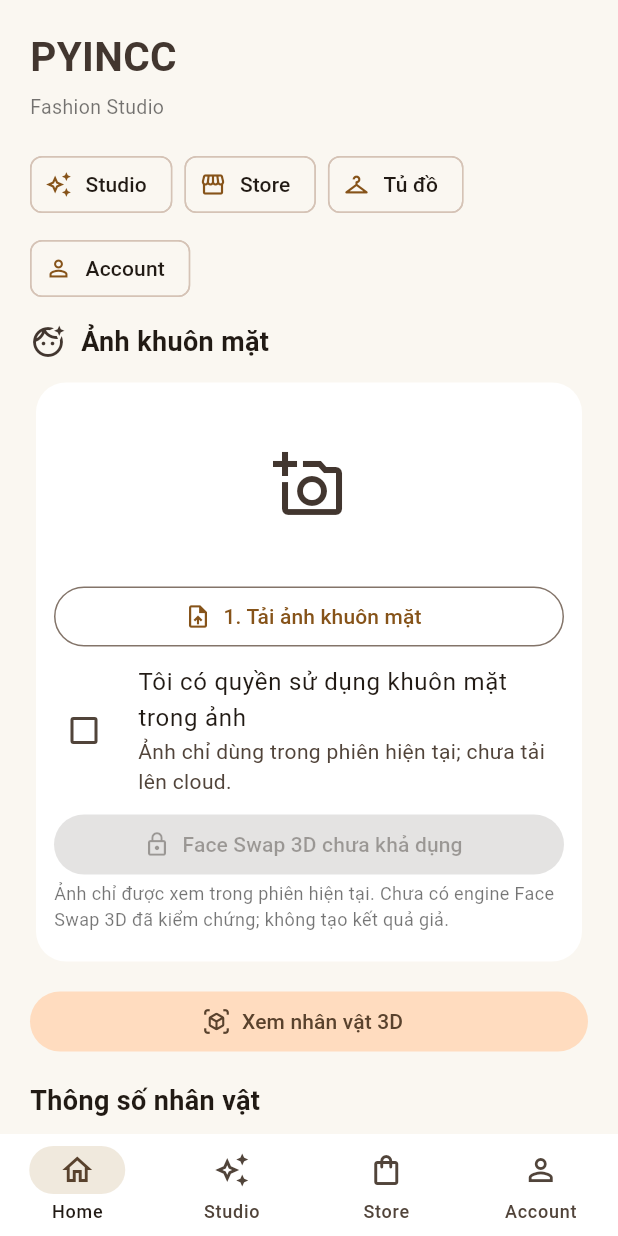
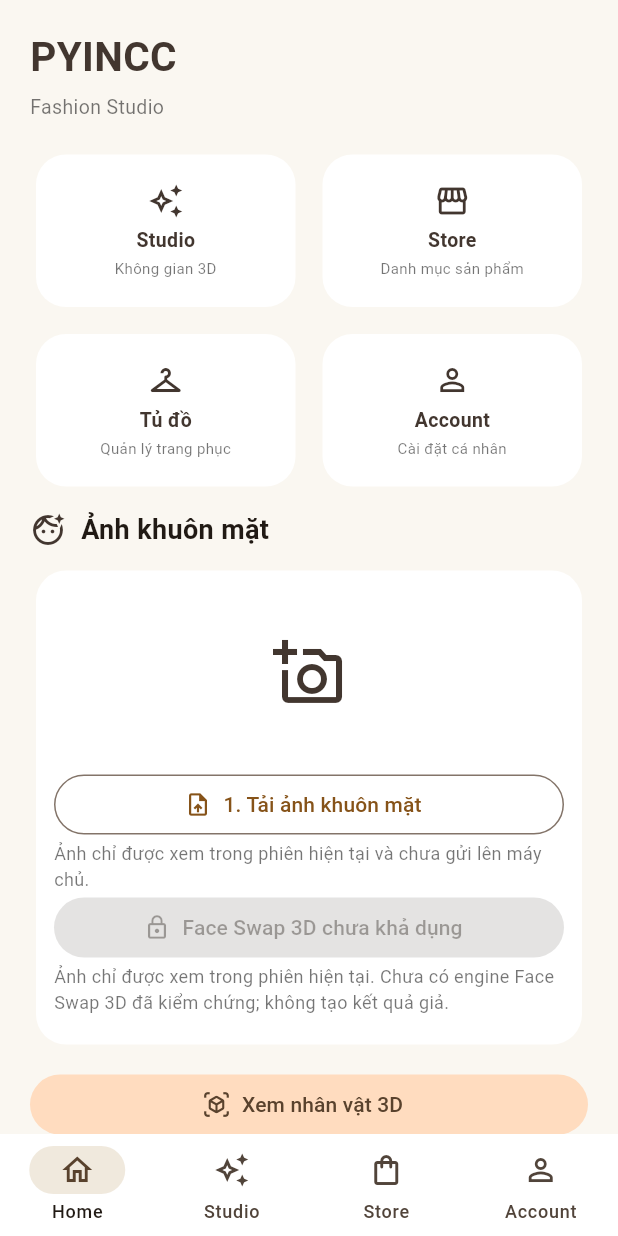
Before and after one commit to chiendollar0/PYINCC-FASHONAI, a Flutter app: the HomeShell screen opened directly, on a phone screen of 412 x 824 dp. Run offline on Flutter 3.47's test engine with Material 3 defaults, Android fonts, the light colour scheme and no system bars; our stand-ins replace firebase_auth, firebase_core, image_picker, share_plus; missing offline and left inert: model_viewer_plus; accounts and stored records are empty.

Commit message:
feat(android): refine Home layout and stabilize 3D viewer controls

```diff
--- a/lib/main.dart
+++ b/lib/main.dart
@@ -82,8 +82,14 @@
             alt: 'Nhân vật nữ PYINCC GLB quét 3D',
             backgroundColor: sand,
             cameraControls: true,
-            autoRotate: false,
+            disablePan: true,
+            disableZoom: true,
+            autoRotate: true,
+            autoRotateDelay: 0,
+            rotationPerSecond: '10deg',
             cameraOrbit: '0deg 90deg 120%',
+            minCameraOrbit: '-180deg 65deg 120%',
+            maxCameraOrbit: '180deg 115deg 120%',
             fieldOfView: '32deg',
             ar: false,
             loading: Loading.eager,
@@ -168,10 +174,7 @@
   final ImagePicker _picker = ImagePicker();
   XFile? _face;
   bool _loading = false;
-  bool _consent = false;
-  double _height = 165;
-  double _weight = 60;
-  String _form = 'M';
+
 
   Future<void> _selectFace() async {
     if (_loading) return;
@@ -202,26 +205,29 @@
     }
   }
 
-  Widget _measure(String label, double value, double min, double max,
-      String unit, ValueChanged<double> onChanged) => Column(
-    crossAxisAlignment: CrossAxisAlignment.start, children: [
-      Row(mainAxisAlignment: MainAxisAlignment.spaceBetween, children: [
-        Text(label), Text('${value.round()} $unit'),
-      ]),
-      Slider(value: value, min: min, max: max, onChanged: onChanged),
-    ],
-  );
-
   @override
   Widget build(BuildContext context) => SectionPage(
     title: 'PYINCC', subtitle: 'Fashion Studio',
     children: [
-      Wrap(spacing: 8, runSpacing: 8, children: [
-        ActionChip(avatar: const Icon(Icons.auto_awesome_outlined), label: const Text('Studio'), onPressed: widget.onOpenStudio),
-        ActionChip(avatar: const Icon(Icons.storefront_outlined), label: const Text('Store'), onPressed: widget.onOpenStore),
-        ActionChip(avatar: const Icon(Icons.checkroom_outlined), label: const Text('Tủ đồ'), onPressed: () => Navigator.push(context, MaterialPageRoute(builder: (_) => const WardrobeScreen()))),
-        ActionChip(avatar: const Icon(Icons.person_outline), label: const Text('Account'), onPressed: widget.onOpenAccount),
-      ]),
+      GridView.count(
+        crossAxisCount: 2,
+        crossAxisSpacing: 10,
+        mainAxisSpacing: 10,
+        childAspectRatio: 1.65,
+        shrinkWrap: true,
+        physics: const NeverScrollableScrollPhysics(),
+        children: [
+          _HomeQuickAction(icon: Icons.auto_awesome_outlined, title: 'Studio',
+            subtitle: 'Không gian 3D', onTap: widget.onOpenStudio),
+          _HomeQuickAction(icon: Icons.storefront_outlined, title: 'Store',
+            subtitle: 'Danh mục sản phẩm', onTap: widget.onOpenStore),
+          _HomeQuickAction(icon: Icons.checkroom_outlined, title: 'Tủ đồ',
+            subtitle: 'Quản lý trang phục', onTap: () => Navigator.push(context,
+              MaterialPageRoute(builder: (_) => const WardrobeScreen()))),
+          _HomeQuickAction(icon: Icons.person_outline, title: 'Account',
+            subtitle: 'Cài đặt cá nhân', onTap: widget.onOpenAccount),
+        ],
+      ),
       const SizedBox(height: 12),
       const Row(children: [
         Icon(Icons.face_retouching_natural_outlined, color: coffee),
@@ -246,14 +252,8 @@
             icon: const Icon(Icons.upload_file_outlined),
             label: Text(_face == null ? '1. Tải ảnh khuôn mặt' : 'Đổi ảnh khuôn mặt'),
           ),
-          CheckboxListTile(
-            contentPadding: EdgeInsets.zero,
-            value: _consent,
-            onChanged: (value) => setState(() => _consent = value ?? false),
-            title: const Text('Tôi có quyền sử dụng khuôn mặt trong ảnh'),
-            subtitle: const Text('Ảnh chỉ dùng trong phiên hiện tại; chưa tải lên cloud.'),
-            controlAffinity: ListTileControlAffinity.leading,
-          ),
+          const Text('Ảnh chỉ được xem trong phiên hiện tại và chưa gửi lên máy chủ.',
+            style: TextStyle(fontSize: 12, color: Colors.black54)),
           FilledButton.icon(
             onPressed: null,
             icon: const Icon(Icons.lock_outline),
@@ -273,32 +273,54 @@
         label: const Text('Xem nhân vật 3D'),
       ),
       const SizedBox(height: 16),
-      const Text('Thông số nhân vật', style: TextStyle(
-        fontSize: 18, fontWeight: FontWeight.w600)),
-
-      const SizedBox(height: 8),
-      _measure('Chiều cao', _height, 120, 210, 'cm',
-          (v) => setState(() => _height = v)),
-      _measure('Cân nặng', _weight, 30, 150, 'kg',
-          (v) => setState(() => _weight = v)),
-      const Text('Form nhân vật · X / M / N'),
-      const SizedBox(height: 8),
-      SegmentedButton<String>(
-        segments: const [
-          ButtonSegment(value: 'X', label: Text('X')),
-          ButtonSegment(value: 'M', label: Text('M')),
-          ButtonSegment(value: 'N', label: Text('N')),
-        ],
-        selected: {_form},
-        onSelectionChanged: (v) => setState(() => _form = v.first),
-      ),
-      const SizedBox(height: 8),
+      const Card(child: ListTile(
+        leading: Icon(Icons.tune_outlined, color: accent),
+        title: Text('Tùy chỉnh mô hình 3D'),
+        subtitle: Text('Cấu hình tạo hình sẽ mở khi model PYINCC cuối cùng được tích hợp. '
+          'Các thông số chưa được nối với GLB nên hiện chưa hiển thị điều khiển giả.'),
+      )),
 
     ],
   );
 }
 
 /// Store deliberately contains no invented prices, brands or purchase URLs.
+class _HomeQuickAction extends StatelessWidget {
+  final IconData icon;
+  final String title;
+  final String subtitle;
+  final VoidCallback onTap;
+  const _HomeQuickAction({required this.icon, required this.title,
+    required this.subtitle, required this.onTap});
+
+  @override
+  Widget build(BuildContext context) => Card(
+    color: Colors.white,
+    clipBehavior: Clip.antiAlias,
+    child: InkWell(
+      onTap: onTap,
+      borderRadius: BorderRadius.circular(18),
+      child: Padding(
+        padding: const EdgeInsets.symmetric(horizontal: 8, vertical: 10),
+        child: Column(
+          mainAxisAlignment: MainAxisAlignment.center,
+          children: [
+            Icon(icon, color: coffee, size: 24),
+            const SizedBox(height: 5),
+            Text(title, maxLines: 1, overflow: TextOverflow.ellipsis,
+              style: const TextStyle(fontSize: 13, fontWeight: FontWeight.w700,
+                color: coffee)),
+            const SizedBox(height: 2),
+            Text(subtitle, maxLines: 1, overflow: TextOverflow.ellipsis,
+              textAlign: TextAlign.center,
+              style: const TextStyle(fontSize: 10, color: Colors.black54)),
+          ],
+        ),
+      ),
+    ),
+  );
+}
+
 class StoreScreen extends StatelessWidget {
   final VoidCallback onTryOn;
   const StoreScreen({super.key, required this.onTryOn});
@@ -331,9 +353,13 @@
 
 class _UnifiedStudioScreenState extends State<UnifiedStudioScreen> {
   StudioTool? _activeTool;
+  late final Future<AssetManifest> _assetManifest;
 
-  void _notice(String message) => ScaffoldMessenger.of(context)
-      .showSnackBar(SnackBar(content: Text(message)));
+  @override
+  void initState() {
+    super.initState();
+    _assetManifest = AssetManifest.loadFromAssetBundle(rootBundle);
+  }
 
   Widget _menu(StudioTool tool) {
     final active = _activeTool?.key == tool.key;
@@ -414,9 +440,8 @@
           const Expanded(child: Text('Studio · 3D',
             style: TextStyle(fontSize: 23, fontWeight: FontWeight.w600,
               color: coffee))),
-          IconButton(tooltip: 'Hoàn tác', icon: const Icon(Icons.undo),
-            onPressed: () => _notice('Chưa có thao tác phối đồ để hoàn tác.')),
-          IconButton(tooltip: 'Đặt lại', icon: const Icon(Icons.restart_alt),
+          IconButton(tooltip: 'Đóng công cụ đang mở',
+            icon: const Icon(Icons.restart_alt),
             onPressed: () => setState(() => _activeTool = null)),
         ])),
       SizedBox(
@@ -428,7 +453,7 @@
         decoration: BoxDecoration(color: sand,
           borderRadius: BorderRadius.circular(22)),
         child: FutureBuilder<AssetManifest>(
-          future: AssetManifest.loadFromAssetBundle(rootBundle),
+          future: _assetManifest,
           builder: (context, snapshot) {
             const model = 'assets/avatars/pyincc_avatar_primary.glb';
             if (snapshot.hasError) {
@@ -453,8 +478,14 @@
                 // Keep the avatar anchored in the viewport; slow auto-rotation
                 // lets users inspect the model without dragging it off-center.
                 cameraControls: true,
+                disablePan: true,
+                disableZoom: true,
                 autoRotate: true,
+                autoRotateDelay: 0,
+                rotationPerSecond: '10deg',
                 cameraOrbit: '0deg 90deg 145%',
+                minCameraOrbit: '-180deg 65deg 145%',
+                maxCameraOrbit: '180deg 115deg 145%',
                 fieldOfView: '38deg',
                 ar: false,
                 loading: Loading.eager,
@@ -470,7 +501,12 @@
           },
         ),
       )),
-      Padding(padding: const EdgeInsets.fromLTRB(9, 10, 9, 10),
+      const Padding(
+        padding: EdgeInsets.fromLTRB(16, 4, 16, 2),
+        child: Text('Xoay tự động chậm · Kéo một ngón để đổi góc nhìn',
+          style: TextStyle(fontSize: 11, color: Colors.black54)),
+      ),
+      Padding(padding: const EdgeInsets.fromLTRB(9, 8, 9, 10),
         child: Row(children: [
           ...StudioTool.all.map(_menu),
         ])),
```
